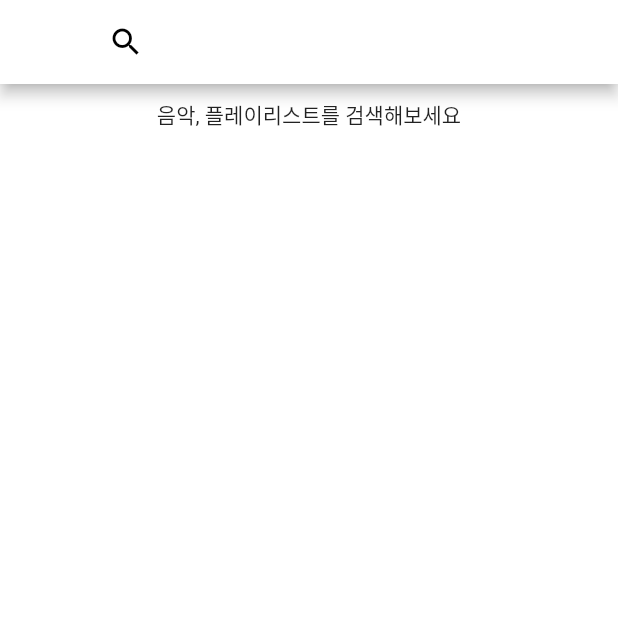
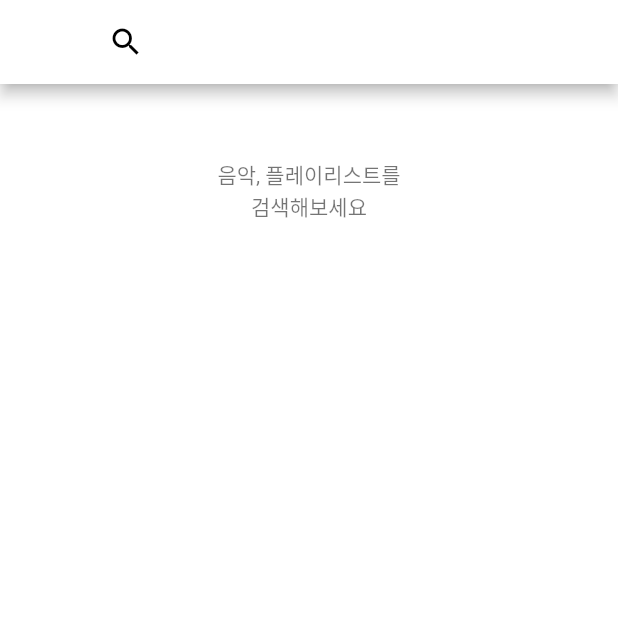
Before and after one commit to 0wschoi0/first_app, a Flutter app: the SearchScreen screen opened directly, on a phone screen of 412 x 824 dp, the top half of it. Run offline on Flutter 3.47's test engine with Material 2 defaults, Android fonts, the phone set to English and light mode, and no system bars; our stand-ins replace carousel_indicator, cloud_firestore, firebase_auth, firebase_core, google_sign_in; missing offline and left inert: firestore_cache, flutter_config, flutter_statusbarcolor_ns, lastfm, xml2json; accounts and stored records are empty.

Commit message:
Add padding in message

```diff
--- a/lib/screens/search.dart
+++ b/lib/screens/search.dart
@@ -173,11 +173,13 @@ class _SearchScreenState extends State<SearchScreen> {
                 child: Container(
                     padding: EdgeInsets.only(top: 10),
                     color: Colors.white,
-                    child: Text(
-                      "음악, 플레이리스트를 검색해보세요",
-                      style: TextStyle(color: Colors.black87),
-                      textAlign: TextAlign.center,
-                    )),
+                    child: Padding(
+                        padding: EdgeInsets.only(top: 40),
+                        child: Text(
+                          "음악, 플레이리스트를\n검색해보세요",
+                          style: TextStyle(color: Colors.black54),
+                          textAlign: TextAlign.center,
+                        ))),
               ))
           : searchedItems(),
       backgroundColor: Colors.white,
```
